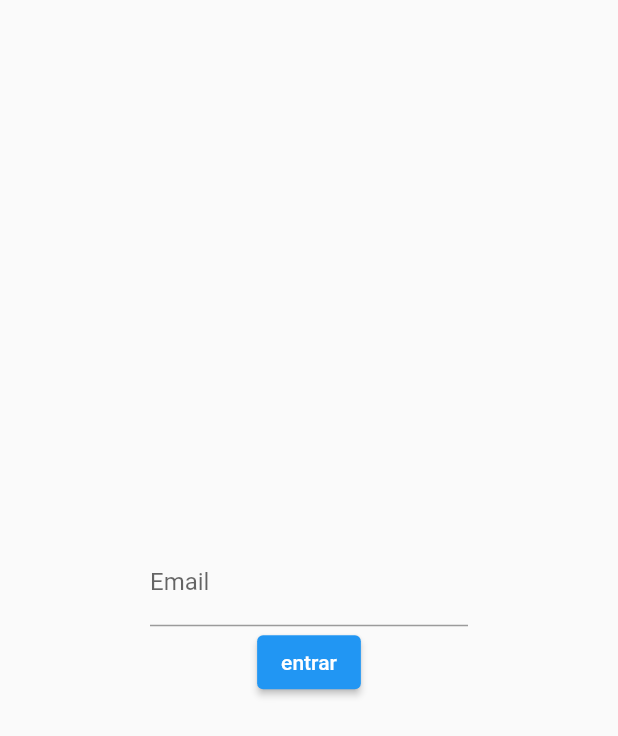
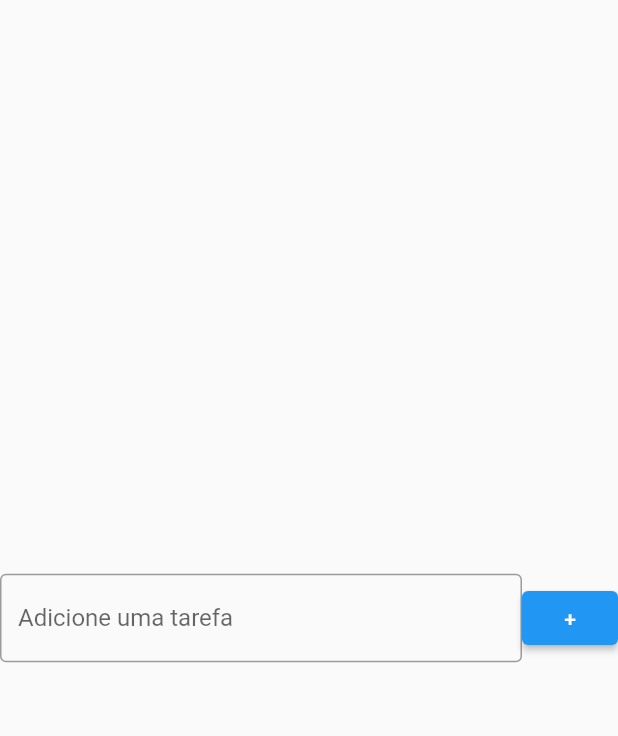
Before and after one commit to Juliataboni07/Flutter-com-dart, a Flutter app: the screen it shows after launch, on a phone screen of 412 x 824 dp. Shown: the top 736 px of the screen. Run offline on Flutter 3.47's test engine with Material 2 defaults, Android fonts, the phone set to English and light mode, and no system bars.

Commit message:
paginalista.dart

```diff
--- a/app_lista_tarefa/lib/paginas/pagina_lista.dart
+++ b/app_lista_tarefa/lib/paginas/pagina_lista.dart
@@ -6,24 +6,19 @@ class pagina_lista extends StatelessWidget {
   Widget build(BuildContext context) {
     return Scaffold(
       body: Center(
-        //padding é para obter margens na sua caixa de texto
-        child: Padding(
-          padding: const EdgeInsets.all(100),
-          child: Column(
-            mainAxisSize: MainAxisSize.min,
-            children: [
-              TextField(
-                  controller: email_controle,
-                  decoration: InputDecoration(
-                  labelText: 'Email',
-                ),
-              ),
-              ElevatedButton(onPressed: entrar,
-              child: Text("entrar")
-              ),
-            ],
+       child: Row(
+        children: [
+          Expanded(
+            child: TextField(
+              decoration: InputDecoration(
+                border: OutlineInputBorder(),
+                labelText: "Adicione uma tarefa",
+                hintText: "Digite aqui"),
+            ),
           ),
-        ),
+          ElevatedButton(onPressed: () {}, child: Text(" + "))
+        ],
+       ),
       ),
     );
   }
```
